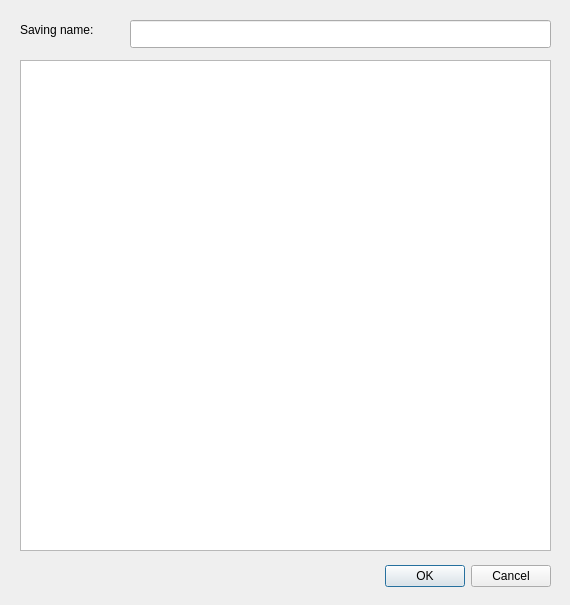
Qt form src/ui/save_as_window/save_as_window.ui (ShompolovMaxim/FCM) before a commit.
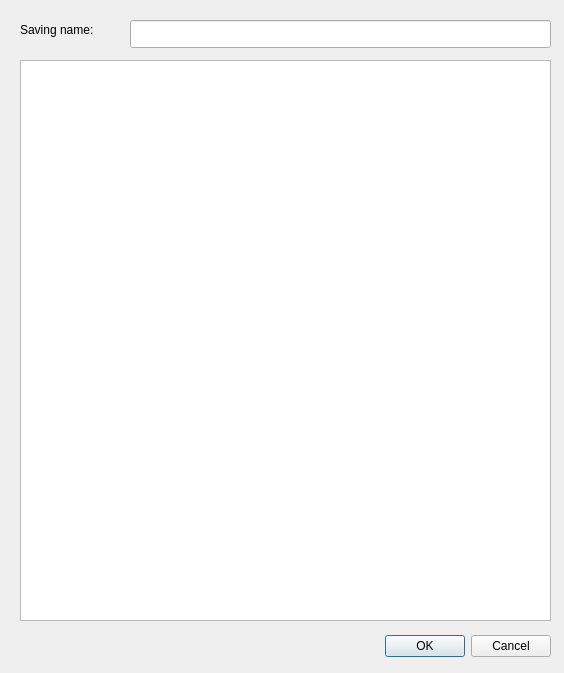
The same form after that commit.

Diff of the .ui file:
```diff
--- a/src/ui/save_as_window/save_as_window.ui
+++ b/src/ui/save_as_window/save_as_window.ui
@@ -6,8 +6,8 @@
    <rect>
     <x>0</x>
     <y>0</y>
-    <width>570</width>
-    <height>605</height>
+    <width>564</width>
+    <height>673</height>
    </rect>
   </property>
   <property name="windowTitle">
@@ -17,7 +17,7 @@
    <property name="geometry">
     <rect>
      <x>210</x>
-     <y>560</y>
+     <y>630</y>
      <width>341</width>
      <height>32</height>
     </rect>
@@ -35,7 +35,7 @@
      <x>20</x>
      <y>60</y>
      <width>531</width>
-     <height>491</height>
+     <height>561</height>
     </rect>
    </property>
   </widget>
```
